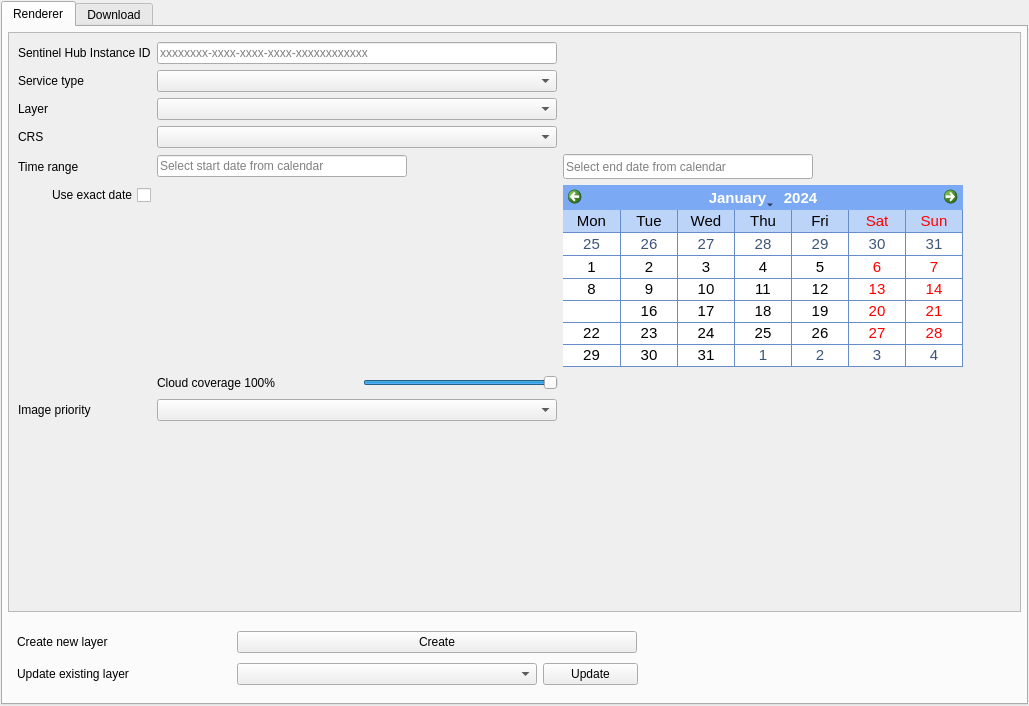
Old version of the form SentinelHub/SentinelHub_dockwidget_base.ui in the repository sentinel-hub/sentinelhub-qgis-plugin.
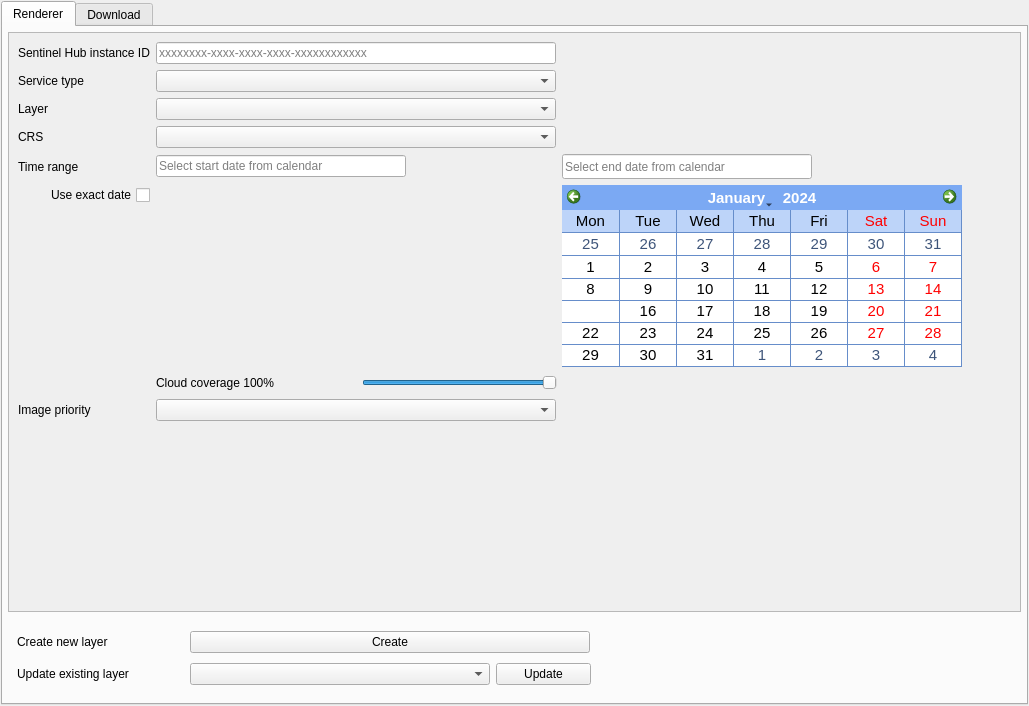
New version of the form.

Commit message: label for creating new layer is being updated by service type

Diff of the .ui file:
```diff
--- a/SentinelHub/SentinelHub_dockwidget_base.ui
+++ b/SentinelHub/SentinelHub_dockwidget_base.ui
@@ -91,13 +91,13 @@
                </property>
                <property name="minimumSize">
                 <size>
-                 <width>214</width>
+                 <width>167</width>
                  <height>0</height>
                 </size>
                </property>
                <property name="maximumSize">
                 <size>
-                 <width>214</width>
+                 <width>167</width>
                  <height>16777215</height>
                 </size>
                </property>
@@ -846,7 +846,7 @@
               <item row="1" column="0">
                <widget class="QLabel" name="instanceIdLabel">
                 <property name="text">
-                 <string>Sentinel Hub Instance ID</string>
+                 <string>Sentinel Hub instance ID</string>
                 </property>
                </widget>
               </item>
```
The commit also changes 1 other file.
